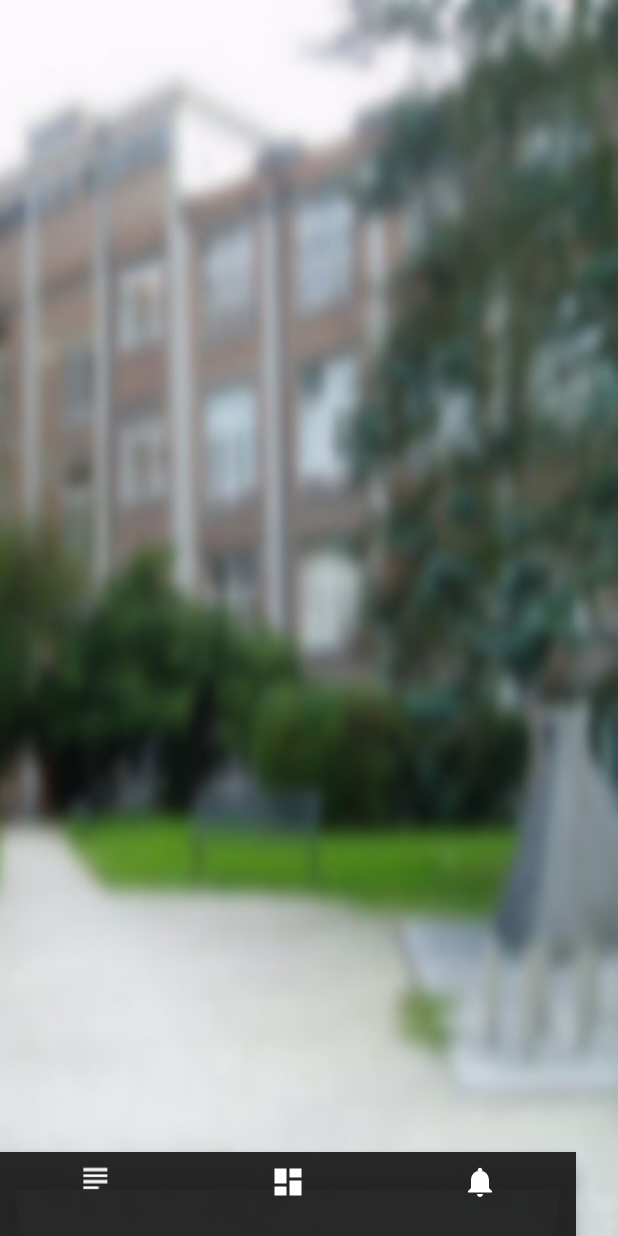
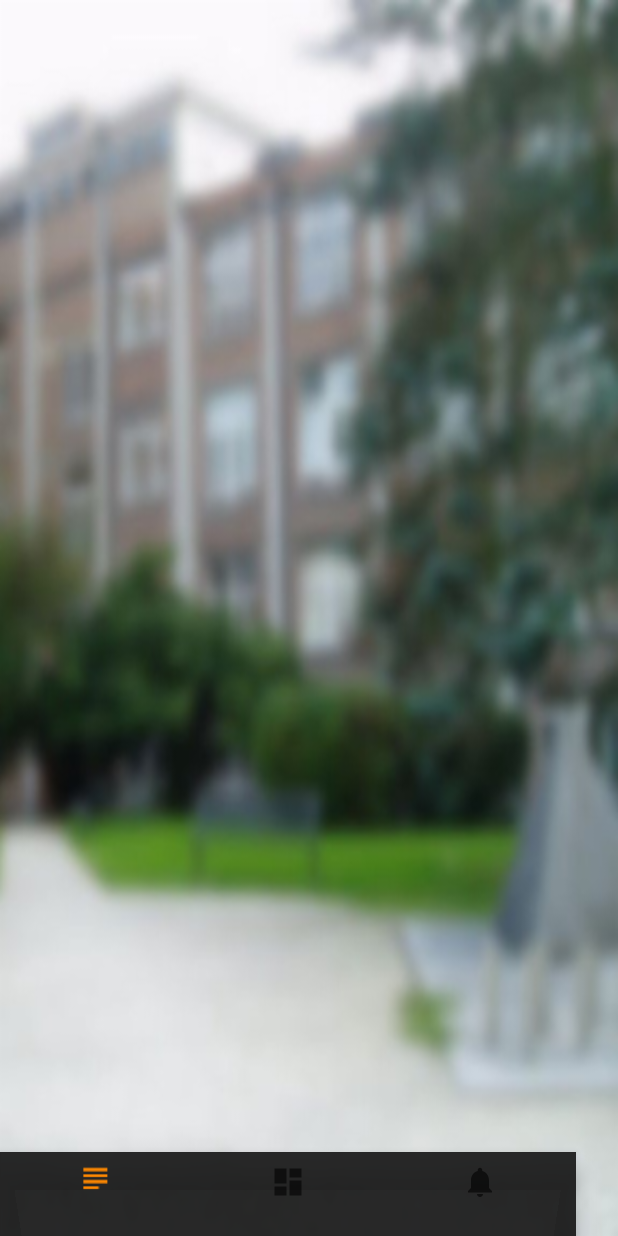
Before and after one commit to NIapps-Developpement/ApplicationCP, an Android app: the layout activity_main.xml on its own in the app's theme, with its tools: preview values and no code run, on a phone screen of 412 x 824 dp. Run offline under Robolectric (Android 15) with nearby library versions, the phone set to English and light mode, and no system bars.

Commit message:
Push accueil 1

```diff
--- a/app/src/main/java/be/cerclepolytechnique/applicationcp/MainActivity.java
+++ b/app/src/main/java/be/cerclepolytechnique/applicationcp/MainActivity.java
@@ -55,6 +55,7 @@ public class MainActivity extends AppCompatActivity {
         BottomNavigationView navigation = (BottomNavigationView) findViewById(R.id.navigation);
         navigation.setOnNavigationItemSelectedListener(mOnNavigationItemSelectedListener);
         GetNews();
+        navigation.setItemIconTintList(null);
 
 
 
--- a/app/src/main/res/layout/activity_main.xml
+++ b/app/src/main/res/layout/activity_main.xml
@@ -28,6 +28,6 @@
         app:menu="@menu/navigation"
         tools:layout_editor_absoluteY="455dp"
         android:layout_alignParentBottom="true"
-        app:itemIconTint="@android:color/white"/>
+        app:itemIconTint="none"/>
 
 </RelativeLayout>
```
